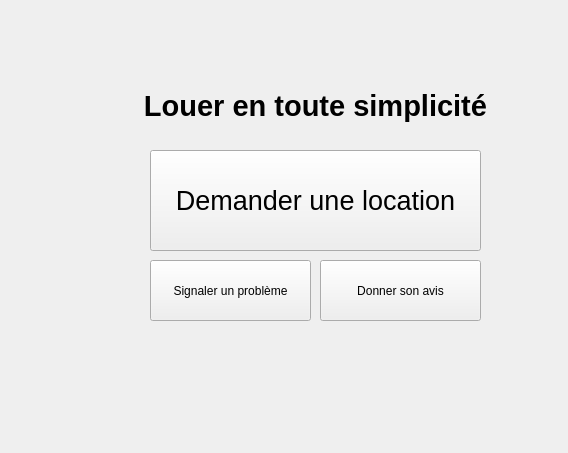
The window that fenetreprincipale.ui (TitiCrou/TAC) describes before a commit, drawn with Qt 5.
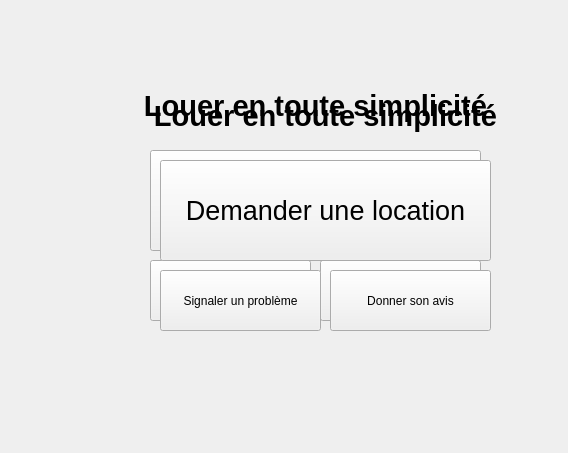
The same window after the commit.

Commit message: creation de la fenetre de connexion/accueil. Probleme d'empilement de la fenetre principale

```diff
--- a/fenetreprincipale.ui
+++ b/fenetreprincipale.ui
@@ -89,6 +89,83 @@
      <set>Qt::AlignCenter</set>
     </property>
    </widget>
+   <widget class="QWidget" name="centralWidget_2" native="true">
+    <property name="geometry">
+     <rect>
+      <x>10</x>
+      <y>10</y>
+      <width>511</width>
+      <height>391</height>
+     </rect>
+    </property>
+    <widget class="QPushButton" name="askLocation_2">
+     <property name="geometry">
+      <rect>
+       <x>130</x>
+       <y>130</y>
+       <width>331</width>
+       <height>101</height>
+      </rect>
+     </property>
+     <property name="font">
+      <font>
+       <pointsize>20</pointsize>
+      </font>
+     </property>
+     <property name="text">
+      <string>Demander une location</string>
+     </property>
+    </widget>
+    <widget class="QPushButton" name="probleme_2">
+     <property name="geometry">
+      <rect>
+       <x>130</x>
+       <y>240</y>
+       <width>161</width>
+       <height>61</height>
+      </rect>
+     </property>
+     <property name="text">
+      <string>Signaler un problème</string>
+     </property>
+    </widget>
+    <widget class="QPushButton" name="avis_2">
+     <property name="geometry">
+      <rect>
+       <x>300</x>
+       <y>240</y>
+       <width>161</width>
+       <height>61</height>
+      </rect>
+     </property>
+     <property name="text">
+      <string>Donner son avis</string>
+     </property>
+    </widget>
+    <widget class="QLabel" name="titre_2">
+     <property name="geometry">
+      <rect>
+       <x>50</x>
+       <y>50</y>
+       <width>491</width>
+       <height>71</height>
+      </rect>
+     </property>
+     <property name="font">
+      <font>
+       <pointsize>22</pointsize>
+       <weight>75</weight>
+       <bold>true</bold>
+      </font>
+     </property>
+     <property name="text">
+      <string>Louer en toute simplicité</string>
+     </property>
+     <property name="alignment">
+      <set>Qt::AlignCenter</set>
+     </property>
+    </widget>
+   </widget>
   </widget>
  </widget>
  <layoutdefault spacing="6" margin="11"/>
```
The commit also changes 6 other files.
